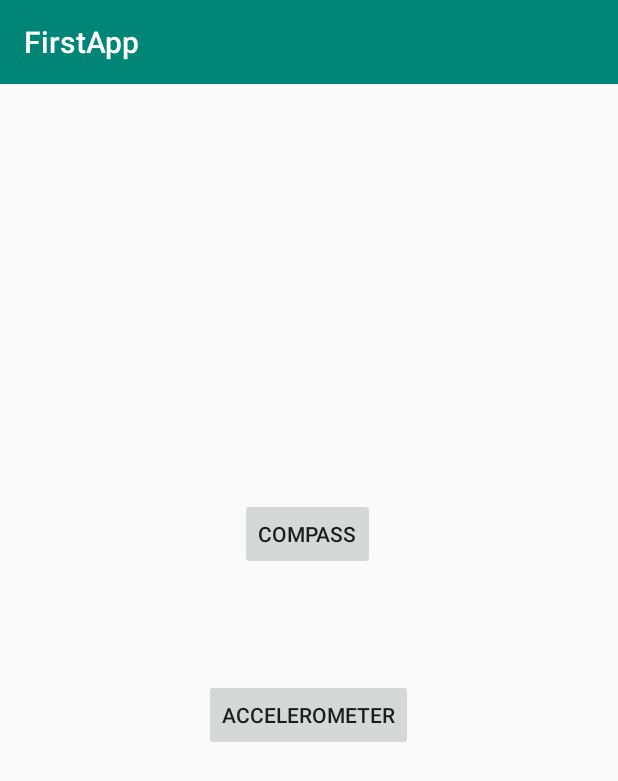
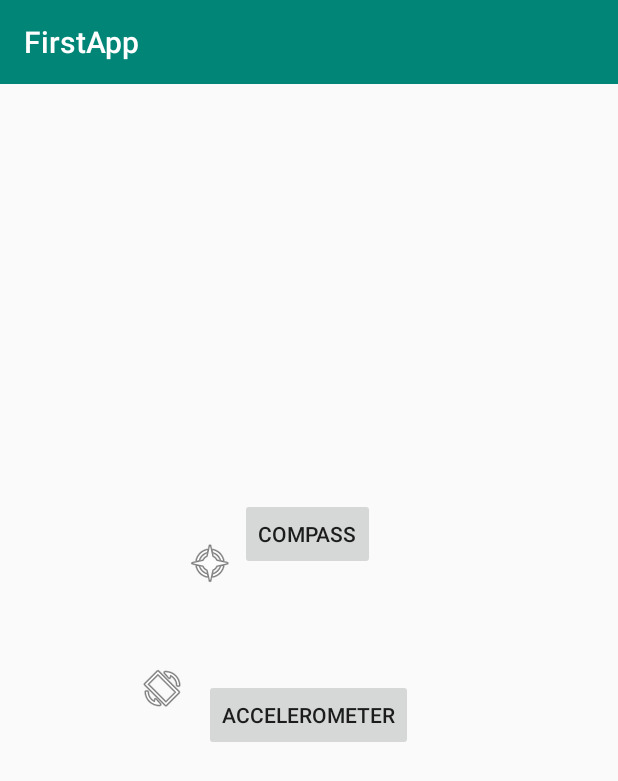
Before and after one commit to amirdawd/FirstApp, an Android app: the screen it shows after launch (MainActivity), on a phone screen of 412 x 824 dp. Shown: the top 781 px of the screen. Run offline under Robolectric (Android 15) with nearby library versions, the phone set to English and light mode, and no system bars.

Commit message:
Latest commit.

```diff
--- a/app/src/main/AndroidManifest.xml
+++ b/app/src/main/AndroidManifest.xml
@@ -6,7 +6,7 @@
         android:allowBackup="true"
         android:icon="@mipmap/ic_launcher"
         android:label="@string/app_name"
-        android:roundIcon="@mipmap/ic_launcher_round"
+        android:roundIcon="@mipmap/ic_launcher"
         android:supportsRtl="true"
         android:theme="@style/AppTheme"
         android:largeHeap="true"
--- a/app/src/main/res/layout/activity_main.xml
+++ b/app/src/main/res/layout/activity_main.xml
@@ -16,7 +16,7 @@
         android:layout_marginTop="276dp"
         android:layout_marginEnd="160dp"
         android:layout_marginRight="160dp"
-        android:layout_marginBottom="8dp"
+        android:layout_marginBottom="40dp"
         android:text="Compass"
         app:layout_constraintBottom_toBottomOf="parent"
         app:layout_constraintEnd_toEndOf="parent"
@@ -42,4 +42,37 @@
         app:layout_constraintStart_toStartOf="parent"
         app:layout_constraintTop_toTopOf="parent"
         app:layout_constraintVertical_bias="1.0" />
+
+    <ImageView
+        android:id="@+id/imageView"
+        android:layout_width="wrap_content"
+        android:layout_height="wrap_content"
+        android:layout_marginStart="135dp"
+        android:layout_marginLeft="135dp"
+        android:layout_marginTop="285dp"
+        android:layout_marginEnd="15dp"
+        android:layout_marginRight="15dp"
+        android:layout_marginBottom="43dp"
+        app:layout_constraintBottom_toTopOf="@+id/button2"
+        app:layout_constraintEnd_toStartOf="@+id/button"
+        app:layout_constraintStart_toStartOf="parent"
+        app:layout_constraintTop_toTopOf="parent"
+        app:srcCompat="@android:drawable/ic_menu_compass" />
+
+    <ImageView
+        android:id="@+id/imageView2"
+        android:layout_width="wrap_content"
+        android:layout_height="wrap_content"
+        android:layout_marginStart="92dp"
+        android:layout_marginLeft="92dp"
+        android:layout_marginTop="368dp"
+        android:layout_marginEnd="12dp"
+        android:layout_marginRight="12dp"
+        android:layout_marginBottom="331dp"
+        app:layout_constraintBottom_toBottomOf="parent"
+        app:layout_constraintEnd_toStartOf="@+id/button2"
+        app:layout_constraintStart_toStartOf="parent"
+        app:layout_constraintTop_toTopOf="parent"
+        app:srcCompat="@android:drawable/ic_menu_always_landscape_portrait" />
+
 </android.support.constraint.ConstraintLayout>
--- a/app/src/main/res/mipmap-anydpi-v26/ic_launcher.xml
+++ b/app/src/main/res/mipmap-anydpi-v26/ic_launcher.xml
@@ -1,5 +1,5 @@
 <?xml version="1.0" encoding="utf-8"?>
 <adaptive-icon xmlns:android="http://schemas.android.com/apk/res/android">
-    <background android:drawable="@drawable/ic_launcher_background" />
-    <foreground android:drawable="@drawable/ic_launcher_foreground" />
+    <background android:drawable="@color/ic_launcher_background"/>
+    <foreground android:drawable="@drawable/ic_launcher_foreground"/>
 </adaptive-icon>
--- a/app/src/main/res/mipmap-anydpi-v26/ic_launcher_round.xml
+++ b/app/src/main/res/mipmap-anydpi-v26/ic_launcher_round.xml
@@ -1,5 +1,5 @@
 <?xml version="1.0" encoding="utf-8"?>
 <adaptive-icon xmlns:android="http://schemas.android.com/apk/res/android">
-    <background android:drawable="@drawable/ic_launcher_background" />
-    <foreground android:drawable="@drawable/ic_launcher_foreground" />
+    <background android:drawable="@color/ic_launcher_background"/>
+    <foreground android:drawable="@drawable/ic_launcher_foreground"/>
 </adaptive-icon>
--- /dev/null
+++ b/app/src/main/res/values/ic_launcher_background.xml
@@ -0,0 +1,4 @@
+<?xml version="1.0" encoding="utf-8"?>
+<resources>
+    <color name="ic_launcher_background">#DFE2DF</color>
+</resources>
```
Also changed, not shown: app/src/main/java/com/example/firstapp/Accelerometer.java (+68 -26 lines), app/src/main/res/drawable/ic_launcher_foreground.xml (added, +9 -0 lines), app/src/main/res/layout/activity_accelerometer.xml (+14 -11 lines), app/src/main/ic_launcher-web.png (added), app/src/main/res/mipmap-hdpi/ic_launcher.png, app/src/main/res/mipmap-hdpi/ic_launcher_round.png, app/src/main/res/mipmap-mdpi/ic_launcher.png, app/src/main/res/mipmap-mdpi/ic_launcher_round.png, app/src/main/res/mipmap-xhdpi/ic_launcher.png, app/src/main/res/mipmap-xhdpi/ic_launcher_round.png, app/src/main/res/mipmap-xxhdpi/ic_launcher.png, app/src/main/res/mipmap-xxhdpi/ic_launcher_round.png, app/src/main/res/mipmap-xxxhdpi/ic_launcher.png, app/src/main/res/mipmap-xxxhdpi/ic_launcher_round.png.
